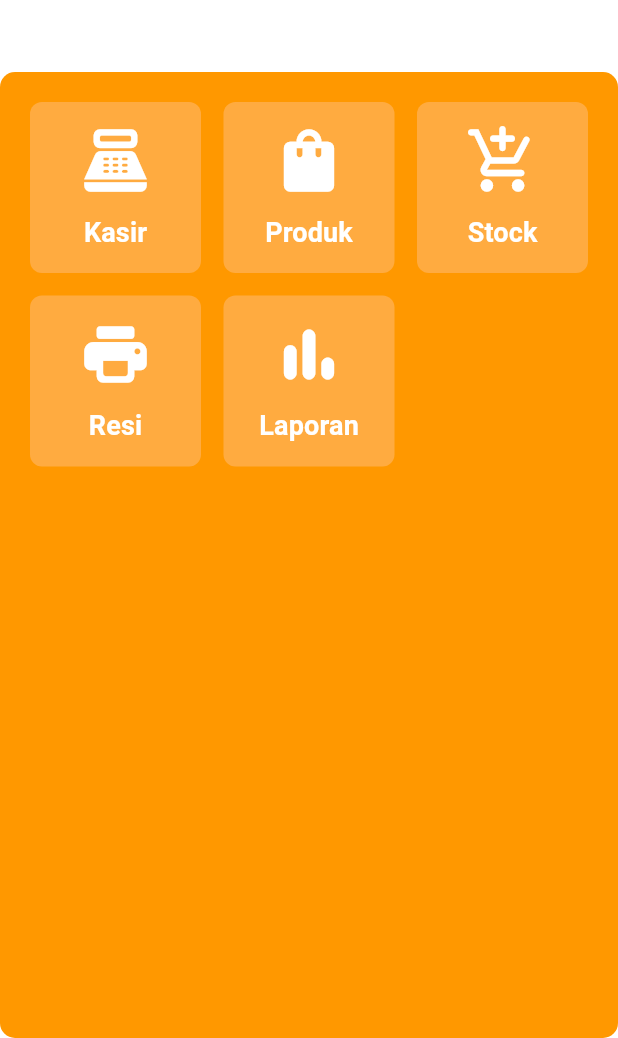
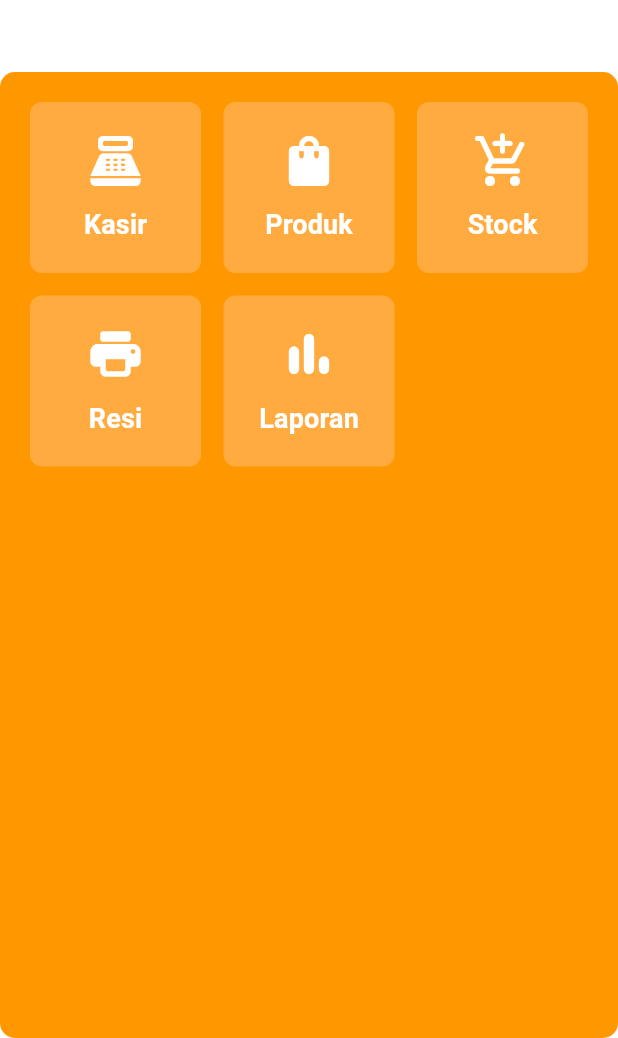
Before and after one commit to vir1223/seblak, a Flutter app: the HomePage screen opened directly, on a phone screen of 412 x 824 dp, the part 198-1236 px from its top. Run offline on Flutter 3.47's test engine with Material 3 defaults, Android fonts, the light colour scheme and no system bars; our stand-ins replace cloud_firestore, firebase_auth, firebase_core, permission_handler; missing offline and left inert: external_path, flutter_bluetooth_printer, syncfusion_flutter_xlsio; accounts and stored records are empty; generated files the repository leaves out were written again.

Commit message:
fix/aplication

```diff
--- a/lib/main.dart
+++ b/lib/main.dart
@@ -18,7 +18,7 @@ class MyApp extends StatelessWidget {
   @override
   Widget build(BuildContext context) {
     return MaterialApp(
-
+      debugShowCheckedModeBanner: false,
       theme: ThemeData(
         primaryColor: Colors.orange,
         scaffoldBackgroundColor: Colors.white,
--- a/lib/pages/home_page.dart
+++ b/lib/pages/home_page.dart
@@ -73,7 +73,7 @@ class _HomePageState extends State<HomePage> {
                             children: [
                               Icon(
                                 Icons.point_of_sale_rounded,
-                                size: 50,
+                                size: 40,
                                 color: Colors.white,
                               ),
                               SizedBox(height: 10),
@@ -104,7 +104,7 @@ class _HomePageState extends State<HomePage> {
                             children: [
                               Icon(
                                 Icons.shopping_bag_rounded,
-                                size: 50,
+                                size: 40,
                                 color: Colors.white,
                               ),
                               SizedBox(height: 10),
@@ -135,7 +135,7 @@ class _HomePageState extends State<HomePage> {
                             children: [
                               Icon(
                                 Icons.add_shopping_cart_rounded,
-                                size: 50,
+                                size: 40,
                                 color: Colors.white,
                               ),
                               SizedBox(height: 10),
@@ -166,7 +166,7 @@ class _HomePageState extends State<HomePage> {
                             children: [
                               Icon(
                                 Icons.print_rounded,
-                                size: 50,
+                                size: 40,
                                 color: Colors.white,
                               ),
                               SizedBox(height: 10),
@@ -198,7 +198,7 @@ class _HomePageState extends State<HomePage> {
                             children: [
                               Icon(
                                 Icons.bar_chart_rounded,
-                                size: 50,
+                                size: 40,
                                 color: Colors.white,
                               ),
                               SizedBox(height: 10),
--- a/lib/pages/login_page.dart
+++ b/lib/pages/login_page.dart
@@ -34,7 +34,7 @@ class _LoginPageState extends State<LoginPage> {
               ],
             ),
           ),
-          SizedBox(height: 20),
+          SizedBox(height: 10),
           Expanded(
             flex: 1,
             child: Container(
@@ -82,7 +82,7 @@ class _LoginPageState extends State<LoginPage> {
                     ),
                     obscureText: true,
                   ),
-                  SizedBox(height: 20),
+                  SizedBox(height: 10),
                   ElevatedButton(
                     style: ElevatedButton.styleFrom(
                       backgroundColor: Colors.orange,
```
Also changed, not shown: lib/pages/detail_resi_page.dart (+41 -22 lines), 1 other file.
